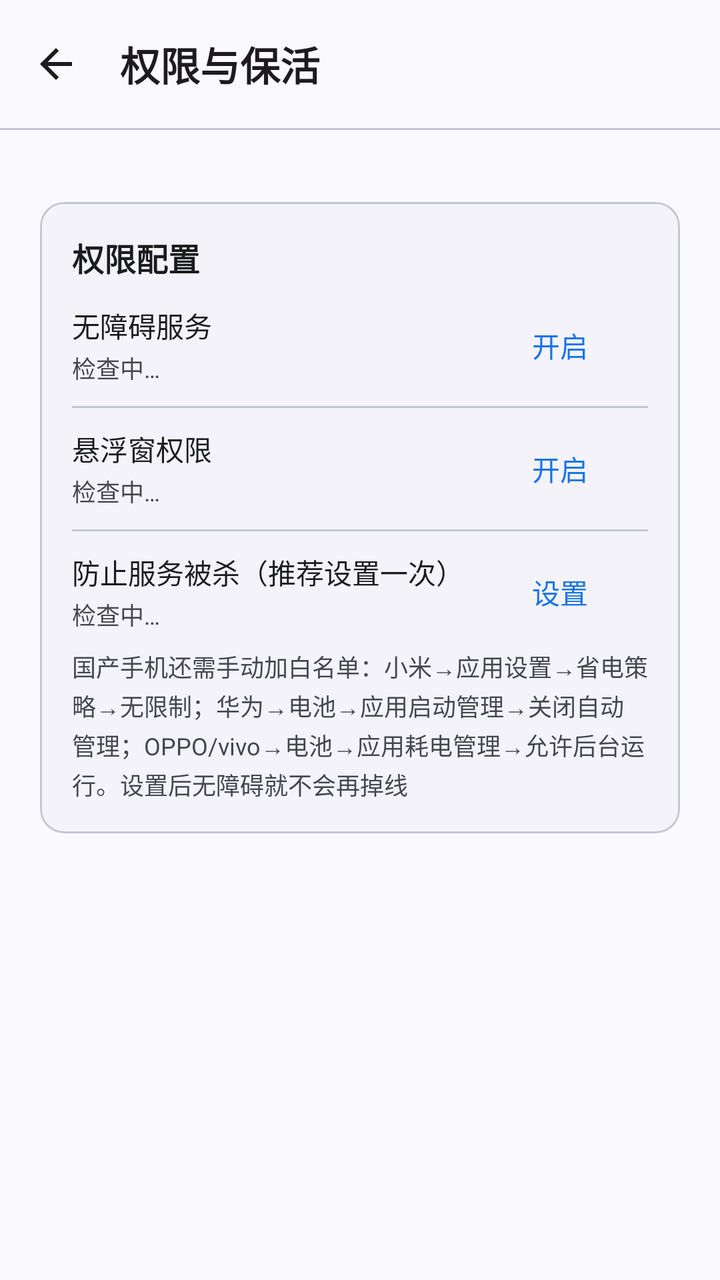
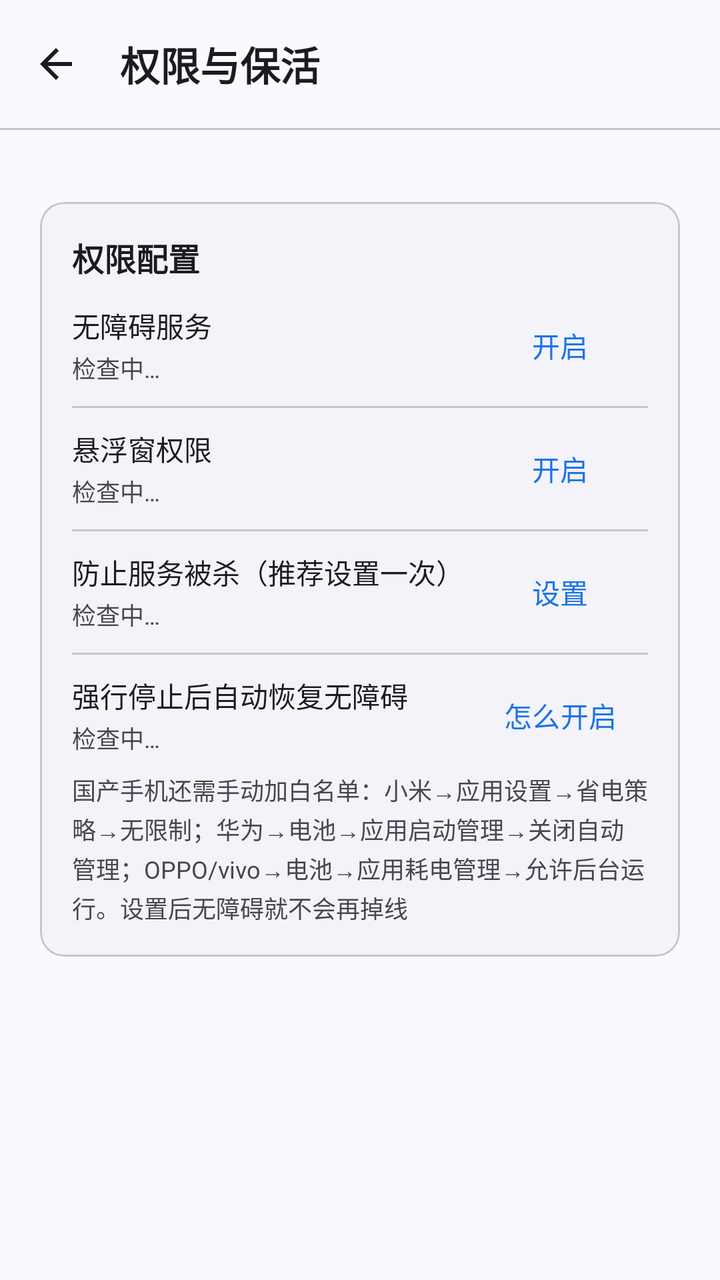

Two renders of the same Android screen: before a commit and after it. Below are the layout's source before the change and the commit's diff.
<!-- AndroidManifest.xml: application theme Theme.ScreenTranslator -->
<!-- res/layout/activity_permission.xml -->
<?xml version="1.0" encoding="utf-8"?>
<LinearLayout xmlns:android="http://schemas.android.com/apk/res/android"
    xmlns:app="http://schemas.android.com/apk/res-auto"
    android:layout_width="match_parent"
    android:layout_height="match_parent"
    android:background="?attr/colorSurface"
    android:orientation="vertical">

    
    <com.google.android.material.appbar.MaterialToolbar
        android:id="@+id/topAppBar"
        style="@style/Widget.ScreenTranslator.Toolbar"
        android:layout_width="match_parent"
        android:layout_height="?attr/actionBarSize"
        app:navigationIcon="@drawable/ic_arrow_back"
        app:navigationContentDescription="@string/common_btn_back_content_description"
        app:title="@string/common_t05" />

    <com.google.android.material.divider.MaterialDivider
        style="@style/Widget.ScreenTranslator.Divider"
        android:layout_width="match_parent"
        android:layout_height="1dp" />

    <androidx.core.widget.NestedScrollView
        android:layout_width="match_parent"
        android:layout_height="match_parent"
        android:fillViewport="true">

        <LinearLayout
            android:layout_width="match_parent"
            android:layout_height="wrap_content"
            android:orientation="vertical"
            android:paddingHorizontal="20dp"
            android:paddingTop="16dp"
            android:paddingBottom="20dp">

        
        <com.google.android.material.card.MaterialCardView
            android:layout_width="match_parent"
            android:layout_height="wrap_content"
            android:layout_marginTop="20dp"
            app:cardCornerRadius="@dimen/md_card_radius"
            app:cardElevation="0dp"
            app:cardBackgroundColor="?attr/colorSurfaceContainerLow">

            <LinearLayout
                android:layout_width="match_parent"
                android:layout_height="wrap_content"
                android:orientation="vertical"
                android:padding="16dp">

                <TextView
                    android:layout_width="wrap_content"
                    android:layout_height="wrap_content"
                    android:text="@string/permission_t04"
                    android:textColor="?attr/colorOnSurface"
                    android:textSize="16sp"
                    android:textStyle="bold" />

                <LinearLayout
                    android:layout_width="match_parent"
                    android:layout_height="wrap_content"
                    android:layout_marginTop="12dp"
                    android:orientation="horizontal"
                    android:gravity="center_vertical">

                    <LinearLayout
                        android:layout_width="0dp"
                        android:layout_height="wrap_content"
                        android:layout_weight="1"
                        android:orientation="vertical">

                        <TextView
                            android:layout_width="wrap_content"
                            android:layout_height="wrap_content"
                            android:text="@string/permission_t03"
                            android:textColor="?attr/colorOnSurface"
                            android:textSize="14sp" />

                        <TextView
                            android:id="@+id/tvAccessibilityStatus"
                            android:layout_width="wrap_content"
                            android:layout_height="wrap_content"
                            android:layout_marginTop="2dp"
                            android:text="@string/common_tv_engine_status"
                            android:textSize="12sp" />
                    </LinearLayout>

                    <com.google.android.material.button.MaterialButton
                        android:id="@+id/btnEnableAccessibility"
                        style="@style/Widget.ScreenTranslator.Button.Text"
                        android:layout_width="wrap_content"
                        android:layout_height="wrap_content"
                        android:text="@string/permission_btn_enable_accessibility"
                        android:textColor="?attr/colorPrimary" />
                </LinearLayout>

                <com.google.android.material.divider.MaterialDivider
                    style="@style/Widget.ScreenTranslator.Divider"
                    android:layout_width="match_parent"
                    android:layout_height="1dp"
                    android:layout_marginTop="10dp" />

                <LinearLayout
                    android:layout_width="match_parent"
                    android:layout_height="wrap_content"
                    android:layout_marginTop="10dp"
                    android:orientation="horizontal"
                    android:gravity="center_vertical">

                    <LinearLayout
                        android:layout_width="0dp"
                        android:layout_height="wrap_content"
                        android:layout_weight="1"
                        android:orientation="vertical">

                        <TextView
                            android:layout_width="wrap_content"
                            android:layout_height="wrap_content"
                            android:text="@string/permission_t02"
                            android:textColor="?attr/colorOnSurface"
                            android:textSize="14sp" />

                        <TextView
                            android:id="@+id/tvOverlayStatus"
                            android:layout_width="wrap_content"
                            android:layout_height="wrap_content"
                            android:layout_marginTop="2dp"
                            android:text="@string/common_tv_engine_status"
                            android:textSize="12sp" />
                    </LinearLayout>

                    <com.google.android.material.button.MaterialButton
                        android:id="@+id/btnEnableOverlay"
                        style="@style/Widget.ScreenTranslator.Button.Text"
                        android:layout_width="wrap_content"
                        android:layout_height="wrap_content"
                        android:text="@string/permission_btn_enable_accessibility"
                        android:textColor="?attr/colorPrimary" />
                </LinearLayout>

                <com.google.android.material.divider.MaterialDivider
                    style="@style/Widget.ScreenTranslator.Divider"
                    android:layout_width="match_parent"
                    android:layout_height="1dp"
                    android:layout_marginTop="10dp" />

                <LinearLayout
                    android:layout_width="match_parent"
                    android:layout_height="wrap_content"
                    android:layout_marginTop="10dp"
                    android:orientation="horizontal"
                    android:gravity="center_vertical">

                    <LinearLayout
                        android:layout_width="0dp"
                        android:layout_height="wrap_content"
                        android:layout_weight="1"
                        android:orientation="vertical">

                        <TextView
                            android:layout_width="wrap_content"
                            android:layout_height="wrap_content"
                            android:text="@string/permission_t05"
                            android:textColor="?attr/colorOnSurface"
                            android:textSize="14sp" />

                        <TextView
                            android:id="@+id/tvBatteryStatus"
                            android:layout_width="wrap_content"
                            android:layout_height="wrap_content"
                            android:layout_marginTop="2dp"
                            android:text="@string/common_tv_engine_status"
                            android:textSize="12sp" />
                    </LinearLayout>

                    <com.google.android.material.button.MaterialButton
                        android:id="@+id/btnBatteryOptimize"
                        style="@style/Widget.ScreenTranslator.Button.Text"
                        android:layout_width="wrap_content"
                        android:layout_height="wrap_content"
                        android:text="@string/common_btn_settings_content_description"
                        android:textColor="?attr/colorPrimary" />
                </LinearLayout>

                <TextView
                    android:layout_width="match_parent"
                    android:layout_height="wrap_content"
                    android:layout_marginTop="8dp"
                    android:text="@string/permission_t01"
                    android:textColor="?attr/colorOnSurfaceVariant"
                    android:textSize="12sp"
                    android:lineSpacingExtra="2dp" />
            </LinearLayout>
        </com.google.android.material.card.MaterialCardView>
    </LinearLayout>
    </androidx.core.widget.NestedScrollView>
</LinearLayout>
<!-- resources referenced by this layout -->
<resources>
  <dimen name="md_card_radius">@dimen/md_corner_md</dimen>
  <!-- drawable ic_arrow_back (drawable) -->
  <?xml version="1.0" encoding="utf-8"?>
  <vector xmlns:android="http://schemas.android.com/apk/res/android"
      android:width="24dp"
      android:height="24dp"
      android:viewportWidth="24"
      android:viewportHeight="24">
      <path
          android:fillColor="@color/md_on_surface"
          android:pathData="M20,11H7.83l5.59,-5.59L12,4l-8,8 8,8 1.41,-1.41L7.83,13H20v-2z" />
  </vector>
  <string name="common_btn_back_content_description">返回</string>
  <string name="common_btn_settings_content_description">设置</string>
  <string name="common_t05">权限与保活</string>
  <string name="common_tv_engine_status">检查中…</string>
  <string name="permission_btn_enable_accessibility">开启</string>
  <string name="permission_t01">国产手机还需手动加白名单：小米→应用设置→省电策略→无限制；华为→电池→应用启动管理→关闭自动管理；OPPO/vivo→电池→应用耗电管理→允许后台运行。设置后无障碍就不会再掉线</string>
  <string name="permission_t02">悬浮窗权限</string>
  <string name="permission_t03">无障碍服务</string>
  <string name="permission_t04">权限配置</string>
  <string name="permission_t05">防止服务被杀（推荐设置一次）</string>
  <style name="Widget.ScreenTranslator.Button.Text" parent="Widget.Material3.Button.TextButton">
          <item name="android:minHeight">40dp</item>
      </style>
  <style name="Widget.ScreenTranslator.Divider" parent="Widget.Material3.MaterialDivider">
          
          <item name="dividerColor">?attr/colorOutlineVariant</item>
      </style>
  <style name="Widget.ScreenTranslator.Toolbar" parent="Widget.Material3.Toolbar">
          <item name="android:background">?attr/colorSurface</item>
          <item name="titleTextAppearance">@style/TextAppearance.ScreenTranslator.AppBarTitle</item>
          <item name="titleCentered">false</item>
          <item name="navigationIconTint">?attr/colorOnSurface</item>
          <item name="android:elevation">0dp</item>
      </style>
  <dimen name="md_corner_md">12dp</dimen>
  <color name="md_on_surface">#1A1C1E</color>
  <style name="TextAppearance.ScreenTranslator.AppBarTitle" parent="TextAppearance.Material3.TitleLarge">
          <item name="android:textSize">20sp</item>
          <item name="android:textStyle">bold</item>
      </style>
  <color name="md_primary">#1A73E8</color>
  <color name="md_on_primary">#FFFFFF</color>
  <color name="md_primary_container">#D3E3FD</color>
  <color name="md_on_primary_container">#041E49</color>
  <color name="md_inverse_primary">#A8C7FA</color>
  <color name="md_secondary">#545F71</color>
  <color name="md_on_secondary">#FFFFFF</color>
  <color name="md_secondary_container">#D8E2F6</color>
  <color name="md_on_secondary_container">#111C2B</color>
  <color name="md_tertiary">#6E5C8E</color>
  <color name="md_on_tertiary">#FFFFFF</color>
  <color name="md_tertiary_container">#EDDCFC</color>
  <color name="md_on_tertiary_container">#281645</color>
  <color name="md_error">#B3261E</color>
  <color name="md_on_error">#FFFFFF</color>
  <color name="md_error_container">#F9DEDC</color>
  <color name="md_on_error_container">#410E0B</color>
  <color name="md_surface">#FAF9FD</color>
  <color name="md_surface_variant">#E1E2EC</color>
  <color name="md_on_surface_variant">#44474F</color>
  <color name="md_inverse_surface">#2F3033</color>
  <color name="md_inverse_on_surface">#F1F0F4</color>
  <color name="md_surface_container_lowest">#FFFFFF</color>
  <color name="md_surface_container_low">#F4F3F9</color>
  <color name="md_surface_container">#EFEEF4</color>
  <color name="md_surface_container_high">#E9E8EF</color>
  <color name="md_surface_container_highest">#E3E2E9</color>
  <color name="md_outline">#74777F</color>
  <color name="md_outline_variant">#C4C6D0</color>
  <!-- unchanged entries left out for length: 1 -->
</resources>

<!-- the commit's change to res/layout/activity_permission.xml (unified diff, before → after) -->
@@ -180,6 +180,51 @@
                         android:layout_width="wrap_content"
                         android:layout_height="wrap_content"
                         android:text="@string/common_btn_settings_content_description"
+                        android:textColor="?attr/colorPrimary" />
+                </LinearLayout>
+
+                <com.google.android.material.divider.MaterialDivider
+                    style="@style/Widget.ScreenTranslator.Divider"
+                    android:layout_width="match_parent"
+                    android:layout_height="1dp"
+                    android:layout_marginTop="10dp" />
+
+                
+                <LinearLayout
+                    android:layout_width="match_parent"
+                    android:layout_height="wrap_content"
+                    android:layout_marginTop="10dp"
+                    android:orientation="horizontal"
+                    android:gravity="center_vertical">
+
+                    <LinearLayout
+                        android:layout_width="0dp"
+                        android:layout_height="wrap_content"
+                        android:layout_weight="1"
+                        android:orientation="vertical">
+
+                        <TextView
+                            android:layout_width="wrap_content"
+                            android:layout_height="wrap_content"
+                            android:text="@string/permission_restore_title"
+                            android:textColor="?attr/colorOnSurface"
+                            android:textSize="14sp" />
+
+                        <TextView
+                            android:id="@+id/tvRestoreStatus"
+                            android:layout_width="wrap_content"
+                            android:layout_height="wrap_content"
+                            android:layout_marginTop="2dp"
+                            android:text="@string/common_tv_engine_status"
+                            android:textSize="12sp" />
+                    </LinearLayout>
+
+                    <com.google.android.material.button.MaterialButton
+                        android:id="@+id/btnRestoreHelp"
+                        style="@style/Widget.ScreenTranslator.Button.Text"
+                        android:layout_width="wrap_content"
+                        android:layout_height="wrap_content"
+                        android:text="@string/permission_restore_btn"
                         android:textColor="?attr/colorPrimary" />
                 </LinearLayout>
 
<!-- resource entries referenced after the edit -->
@@ -17,6 +17,8 @@
   <string name="common_t05">权限与保活</string>
   <string name="common_tv_engine_status">检查中…</string>
   <string name="permission_btn_enable_accessibility">开启</string>
+  <string name="permission_restore_btn">怎么开启</string>
+  <string name="permission_restore_title">强行停止后自动恢复无障碍</string>
   <string name="permission_t01">国产手机还需手动加白名单：小米→应用设置→省电策略→无限制；华为→电池→应用启动管理→关闭自动管理；OPPO/vivo→电池→应用耗电管理→允许后台运行。设置后无障碍就不会再掉线</string>
   <string name="permission_t02">悬浮窗权限</string>
   <string name="permission_t03">无障碍服务</string>
